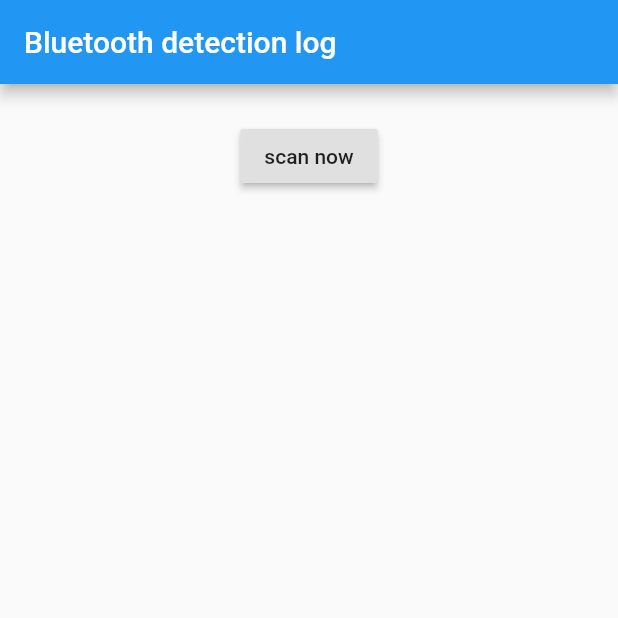
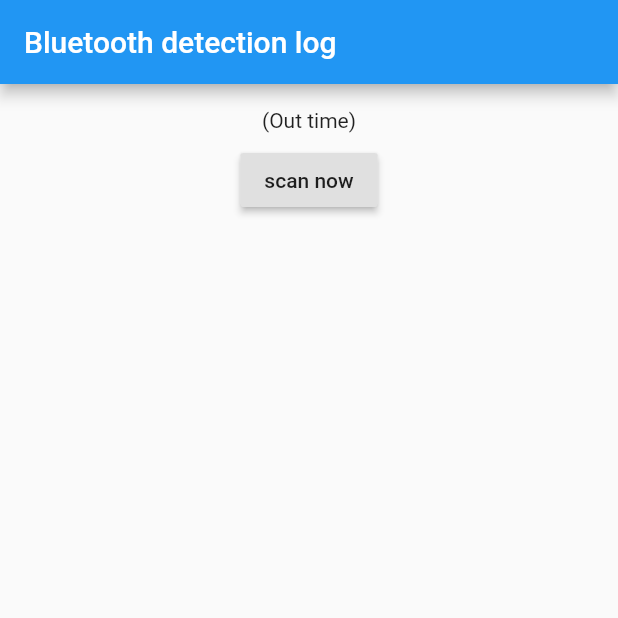
Before and after one commit to Rajkumar07793/bluetooth_detection_log, a Flutter app: the screen it shows after launch, after a tap on "scan now", on a phone screen of 412 x 824 dp, the top half of it. Run offline on Flutter 3.47's test engine with Material 2 defaults, Android fonts, the phone set to English and light mode, and no system bars; missing offline and left inert: flutter_scan_bluetooth.

Commit message:
Second commit

```diff
--- a/lib/main.dart
+++ b/lib/main.dart
@@ -6,15 +6,18 @@ import 'package:flutter_scan_bluetooth/flutter_scan_bluetooth.dart';
 void main() => runApp(new MyApp());
 
 class MyApp extends StatefulWidget {
-
   @override
   _MyAppState createState() => new _MyAppState();
 }
 
 class _MyAppState extends State<MyApp> {
+  String _data = '';
+  String _a = '';
+  String _b = 'A';
+  String _c = 'B';
+  String _outtime = '';
 
-  String _data = '';
-  bool _scanning = false;
+  //bool _scanning = false;
   FlutterScanBluetooth _bluetooth = FlutterScanBluetooth();
 
   @override
@@ -23,7 +26,17 @@ class _MyAppState extends State<MyApp> {
 
     _bluetooth.devices.listen((device) {
       setState(() {
-        _data += device.name + ' (${device.address})\n' + DateTime.now().toString() + '\n\n';
+        _data += device.name +
+            ' (${device.address})\n' +
+            DateTime.now().toString() +
+            '\n\n';
+        if (_a == '' && _data!='') {
+          _a = _data;
+          _b = '(${device.address})';}
+          _c = '(${device.address})';
+        if (_c!=_b && _c!= 'B')
+          _outtime = DateTime.now().toString();
+
         print(_data);
         print(DateTime.now());
       });
@@ -31,9 +44,9 @@ class _MyAppState extends State<MyApp> {
 
     _bluetooth.startScan(pairedDevices: false);
 
-    setState(() {
+ /*   setState(() {
       _scanning = true;
-    });
+    });*/
     /* _bluetooth.scanStopped.listen((device) {
       setState(() {
         _scanning = false;
@@ -45,7 +58,7 @@ class _MyAppState extends State<MyApp> {
   @override
   Widget build(BuildContext context) {
     return new MaterialApp(
-        debugShowCheckedModeBanner: false,
+      debugShowCheckedModeBanner: false,
       home: new Scaffold(
         appBar: new AppBar(
           title: const Text('Bluetooth detection log'),
@@ -55,7 +68,8 @@ class _MyAppState extends State<MyApp> {
             Column(
               mainAxisAlignment: MainAxisAlignment.start,
               children: <Widget>[
-                Text(_data ),
+                Text(_data),
+                Text(_a+_outtime+'(Out time)'),
                 Padding(
                   padding: const EdgeInsets.all(8.0),
                   child: Center(
@@ -63,12 +77,13 @@ class _MyAppState extends State<MyApp> {
                         child: Text('scan now'),
                         onPressed: () async {
                           try {
-                            if (_scanning) {
+                            if (true) {
                               await _bluetooth.startScan(pairedDevices: false);
                               debugPrint("scanning restarted");
                               setState(() {
-                                // _data = '';
-                                _scanning = true;
+                                 _data = '';
+                                // _outtime = '';
+                                //_scanning = true;
                               });
                             }
                             /*else {
@@ -96,8 +111,8 @@ class MyWidget extends StatelessWidget {
     DateTime now = DateTime.now();
     return Text(
       ' Date ${now.day}:${now.month}:${now.year}'
-          '\t'
-          'time ${now.hour}:${now.minute}:${now.second}',
+      '\t'
+      'time ${now.hour}:${now.minute}:${now.second}',
       style: TextStyle(color: Colors.red),
     );
   }
```
Also changed, not shown: pubspec.lock.
